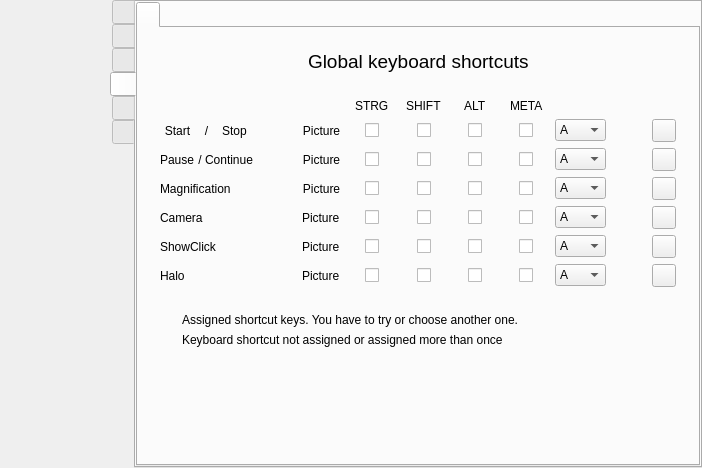
First picture: the form in src/formMainWindow.ui, repository vkohaupt/vokoscreenNG, before the edit.
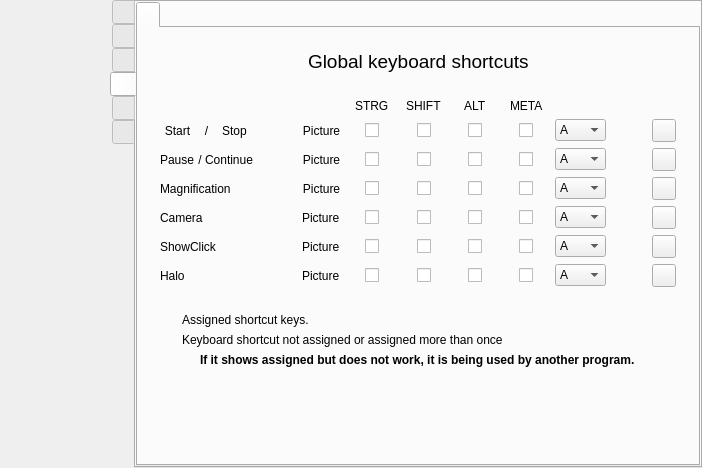
Second picture: the form after the edit. Icons and pictures are not drawn.

Commit message: global shortcut

```diff
--- a/src/formMainWindow.ui
+++ b/src/formMainWindow.ui
@@ -5428,7 +5428,10 @@
                  <item>
                   <widget class="QLabel" name="label_50">
                    <property name="text">
-                    <string notr="true">Assigned shortcut keys. You have to try or choose another one.</string>
+                    <string notr="true">Assigned shortcut keys.</string>
+                   </property>
+                   <property name="wordWrap">
+                    <bool>true</bool>
                    </property>
                    <property name="textInteractionFlags">
                     <set>Qt::TextSelectableByMouse</set>
@@ -5470,6 +5473,22 @@
                  </item>
                 </layout>
                </item>
+               <item alignment="Qt::AlignHCenter">
+                <widget class="QLabel" name="label_54">
+                 <property name="font">
+                  <font>
+                   <weight>75</weight>
+                   <bold>true</bold>
+                  </font>
+                 </property>
+                 <property name="text">
+                  <string notr="true">If it shows assigned but does not work, it is being used by another program.</string>
+                 </property>
+                 <property name="textInteractionFlags">
+                  <set>Qt::TextSelectableByMouse</set>
+                 </property>
+                </widget>
+               </item>
                <item>
                 <spacer name="verticalSpacer_22">
                  <property name="orientation">
```
